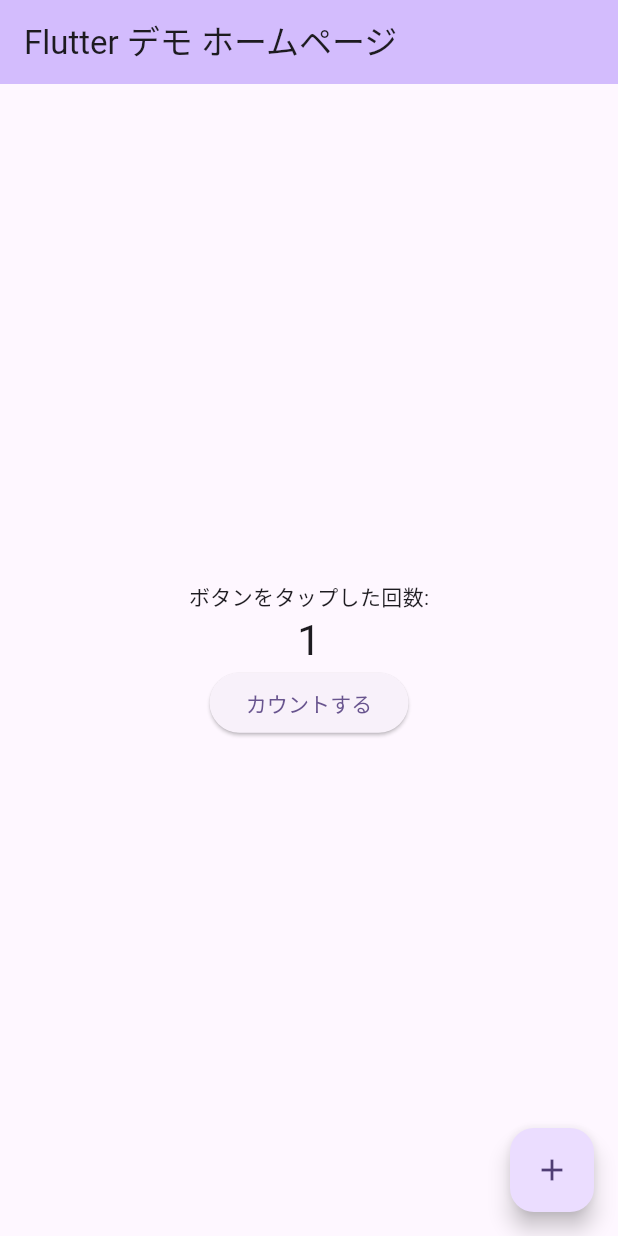
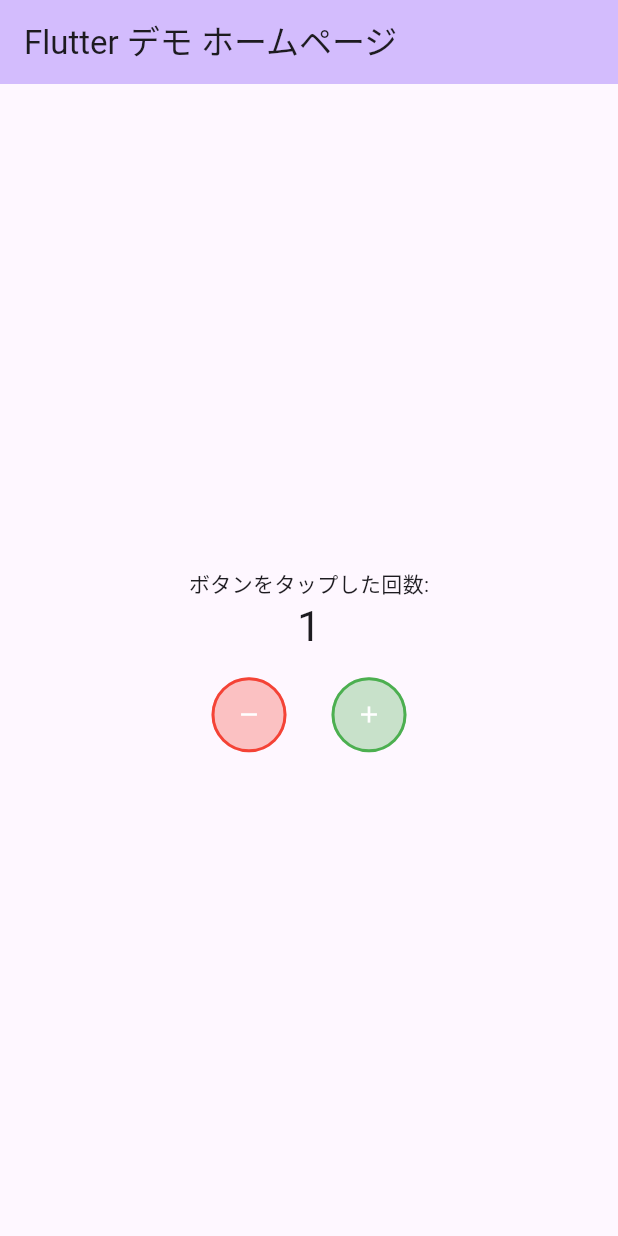
Before and after one commit to seyamasan/flutter_application, a Flutter app: the screen it shows after launch, after a tap on the "add" icon, on a phone screen of 412 x 824 dp. Run offline on Flutter 3.47's test engine with Material 3 defaults, Android fonts, the phone set to English and light mode, and no system bars; our stand-ins replace flutter_riverpod, riverpod.

```diff
--- a/lib/main.dart
+++ b/lib/main.dart
@@ -1,7 +1,12 @@
 import 'package:flutter/material.dart';
+import 'package:flutter_application/quantity_picker_provider.dart';
+import 'package:flutter_riverpod/flutter_riverpod.dart';
 
+// 一番最初に走るmain関数
 void main() {
-  runApp(const MyApp());
+  runApp(const ProviderScope( // これでProviderScope使える。flutter_riverpod
+    child: MyApp(),
+  ));
 }
 
 class MyApp extends StatelessWidget {
@@ -20,31 +25,17 @@ class MyApp extends StatelessWidget {
   }
 }
 
-// StatefulWidgetを継承することで、ボタンタップするたびにviewを再描画できている
-class MyHomePage extends StatefulWidget {
+class MyHomePage extends StatelessWidget {
   const MyHomePage({super.key, required this.title});
 
   final String title;
-
-  @override
-  State<MyHomePage> createState() => _MyHomePageState();
-}
-
-class _MyHomePageState extends State<MyHomePage> {
-  int _counter = 0;
-
-  void _incrementCounter() {
-    setState(() {
-      _counter++;
-    });
-  }
 
   @override
   Widget build(BuildContext context) {
     return Scaffold(
       appBar: AppBar(
         backgroundColor: Theme.of(context).colorScheme.inversePrimary,
-        title: Text(widget.title),
+        title: Text(title),
       ),
       body: Center(
         child: Column(
@@ -53,24 +44,62 @@ class _MyHomePageState extends State<MyHomePage> {
             const Text(
               'ボタンをタップした回数:',
             ),
-            Text(
-              '$_counter',
-              style: Theme.of(context).textTheme.headlineMedium,
+            // Riverpodの状態を監視する
+            Consumer(
+              builder: (context, ref, child) {
+                final quantity = ref.watch(quantityPickerProvider);
+                return Text(
+                  '$quantity',
+                  style: Theme.of(context).textTheme.headlineMedium,
+                );
+              },
             ),
-            ElevatedButton(
-              onPressed: () { // タップ時の処理もラムダ式で書ける
-                _incrementCounter();
-              },
-              child: const Text('カウントする'),
+            const SizedBox(height: 16), // スペース
+            Row(
+              mainAxisAlignment: MainAxisAlignment.center, // 横方向に中央揃え
+              children: [
+                // マイナスボタン
+                Consumer(
+                  builder: (context, ref, child) {
+                    final notifier = ref.read(quantityPickerProvider.notifier);
+                    return OutlinedButton(
+                      onPressed: () {
+                        notifier.decrease(); // 減少
+                      },
+                      style: OutlinedButton.styleFrom(
+                        shape: const CircleBorder(),
+                        side: const BorderSide(color: Colors.red, width: 2),
+                        padding: const EdgeInsets.all(16),
+                        backgroundColor: Colors.red.withOpacity(0.3),
+                      ),
+                      child: const Icon(Icons.remove, color: Colors.white),
+                    );
+                  },
+                ),
+                const SizedBox(width: 16), // ボタン間のスペース
+                // プラスボタン
+                Consumer(
+                  builder: (context, ref, child) {
+                    final notifier = ref.read(quantityPickerProvider.notifier);
+                    return OutlinedButton(
+                      onPressed: () {
+                        notifier.increase(); // 増加
+                      },
+                      style: OutlinedButton.styleFrom(
+                        shape: const CircleBorder(),
+                        side: const BorderSide(color: Colors.green, width: 2),
+                        padding: const EdgeInsets.all(16),
+                        backgroundColor: Colors.green.withOpacity(0.3),
+                      ),
+                      child: const Icon(Icons.add, color: Colors.white),
+                    );
+                  }
+                )
+              ]
             )
-          ],
-        ),
-      ),
-      floatingActionButton: FloatingActionButton(
-        onPressed: _incrementCounter, // タップしたら関数呼び出している
-        tooltip: 'カウントする',
-        child: const Icon(Icons.add),
-      ),
+          ]
+        )
+      )
     );
   }
 }
--- /dev/null
+++ b/lib/quantity_picker_provider.dart
@@ -0,0 +1,11 @@
+import 'package:flutter_application/quantity_picker_state.dart';
+import 'package:riverpod/riverpod.dart';
+
+// QuantityPickerStateを管理するProvider
+final quantityPickerProvider = StateNotifierProvider<QuantityPickerState, int>(
+  (ref) => QuantityPickerState(
+    minQuantity: 0,
+    maxQuantity: 10,
+    initialQuantity: 0,
+  ),
+);
--- /dev/null
+++ b/lib/quantity_picker_state.dart
@@ -0,0 +1,42 @@
+import 'package:flutter_riverpod/flutter_riverpod.dart';
+
+class QuantityPickerState extends StateNotifier<int> {
+  final int minQuantity;
+  final int maxQuantity;
+
+  QuantityPickerState({
+    required this.minQuantity,
+    required this.maxQuantity,
+    required int initialQuantity,
+  }) : super(initialQuantity.coerceIn(minQuantity, maxQuantity));
+
+
+  // 現在の数量を取得
+  int get quantity => state;
+
+  // 最大数量かどうかを判定
+  bool get _isMaxQuantity => state >= maxQuantity;
+
+  // 最小数量かどうかを判定
+  bool get _isMinQuantity => state <= minQuantity;
+
+  // 増やす
+  void increase() {
+    if (!_isMaxQuantity) {
+      state++;
+    }
+  }
+
+  // 減らす
+  void decrease() {
+    if (!_isMinQuantity) {
+      state--;
+    }
+  }
+}
+
+extension CoerceInInt on int {
+  int coerceIn(int min, int max) {
+    return (this < min) ? min : (this > max) ? max : this;
+  }
+}
--- a/pubspec.yaml
+++ b/pubspec.yaml
@@ -35,6 +35,7 @@ dependencies:
   # The following adds the Cupertino Icons font to your application.
   # Use with the CupertinoIcons class for iOS style icons.
   cupertino_icons: ^1.0.8
+  flutter_riverpod: ^2.6.1
 
 dev_dependencies:
   flutter_test:
```
Also changed, not shown: flutter_01.png (deleted), pubspec.lock, 3 other files.
